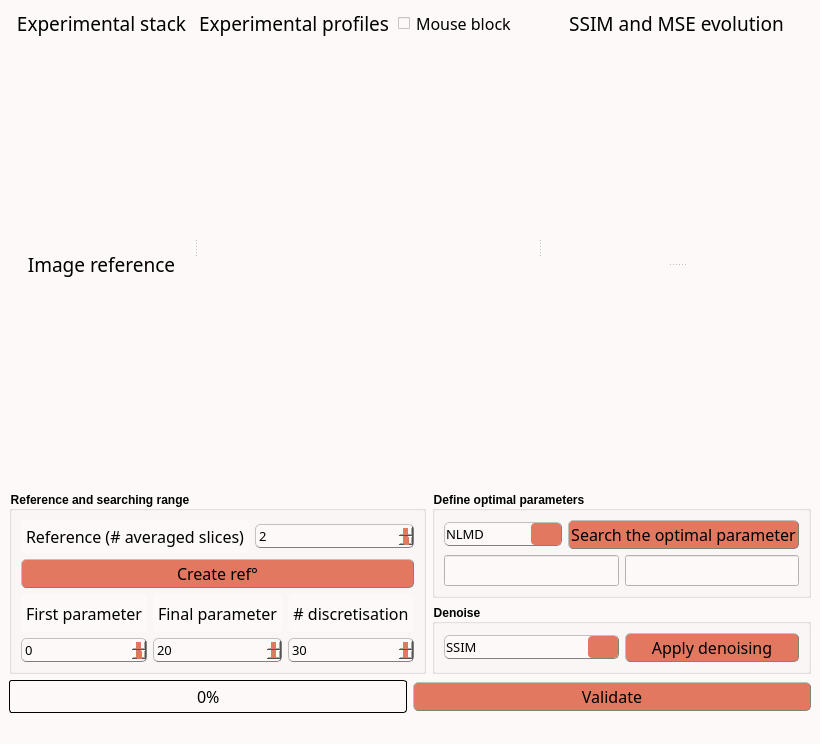
First picture: the form in inichord/Auto_Denoising.ui, repository Cyril-Langlois/iniCHORD, before the edit.
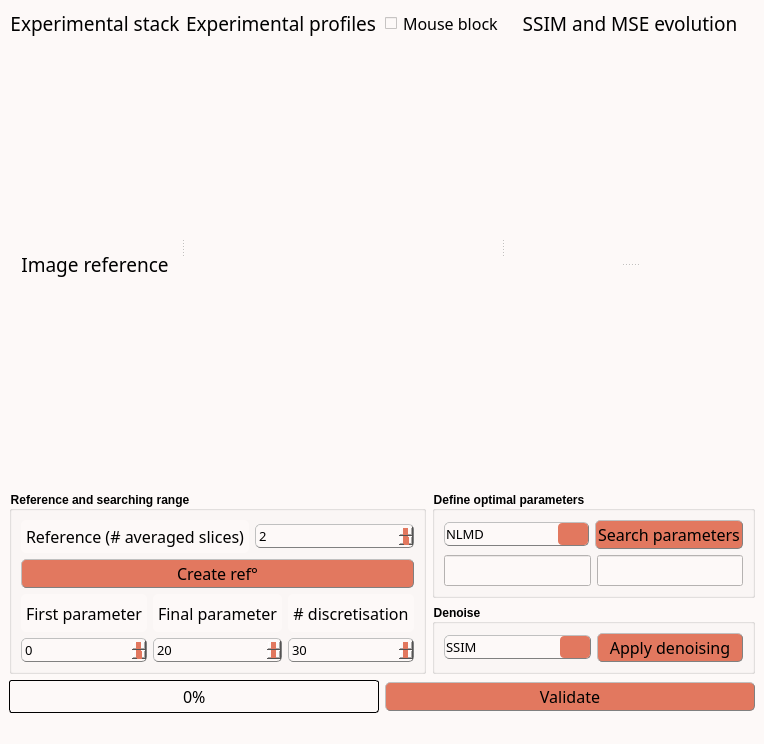
Second picture: the form after the edit. Icons and pictures are not drawn. Custom widgets are drawn as their Qt base class.

Patch:
```diff
--- a/inichord/Auto_Denoising.ui
+++ b/inichord/Auto_Denoising.ui
@@ -6,7 +6,7 @@
    <rect>
     <x>0</x>
     <y>0</y>
-    <width>753</width>
+    <width>692</width>
     <height>713</height>
    </rect>
   </property>
@@ -1451,7 +1451,11 @@
                     <string notr="true"/>
                    </property>
                    <property name="text">
-                    <string>Search the optimal parameter</string>
+                    <string>Search parameters</string>
+                   </property>
+                   <property name="icon">
+                    <iconset>
+                     <normaloff>icons/run_icon.png</normaloff>icons/run_icon.png</iconset>
                    </property>
                   </widget>
                  </item>
```
Left out of the diff: 12 changed lines with no effect on the pictures.
